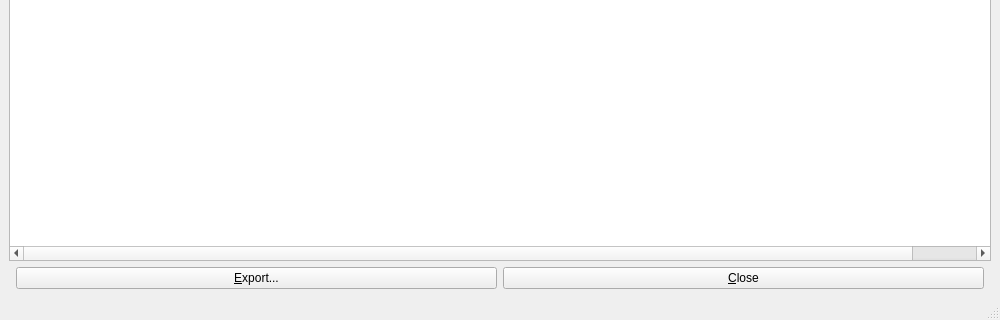
Old version of the form UI/biblioteq_files.ui in the repository textbrowser/biblioteq; both pictures show x 0 to 1000 and y 280 to 600 of the 1000 by 600 pixel window.
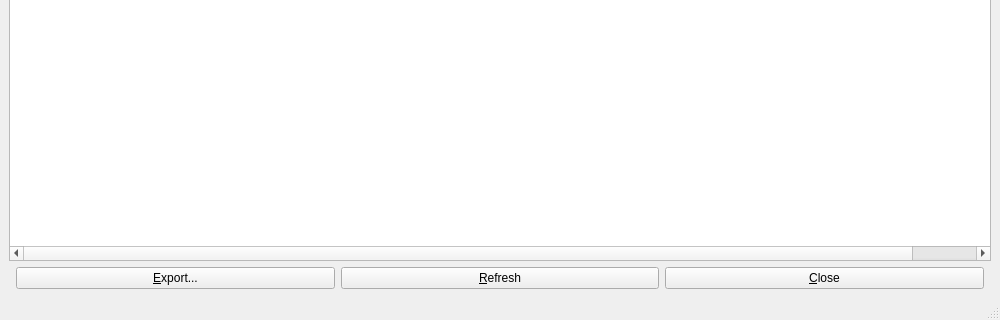
New version of the form. Icons and pictures are not drawn.

Commit message: New tool button.

Patch:
```diff
--- a/UI/biblioteq_files.ui
+++ b/UI/biblioteq_files.ui
@@ -105,6 +105,23 @@
         </property>
        </widget>
       </item>
+      <item>
+       <widget class="QPushButton" name="refresh">
+        <property name="minimumSize">
+         <size>
+          <width>125</width>
+          <height>0</height>
+         </size>
+        </property>
+        <property name="text">
+         <string>&amp;Refresh</string>
+        </property>
+        <property name="icon">
+         <iconset resource="../Icons/icons.qrc">
+          <normaloff>:/16x16/reload.png</normaloff>:/16x16/reload.png</iconset>
+        </property>
+       </widget>
+      </item>
       <item>
        <widget class="QPushButton" name="cancelButton">
         <property name="minimumSize">
```
Left out of the diff: 1 changed line with no effect on the pictures. The commit also changes 1 other file.
